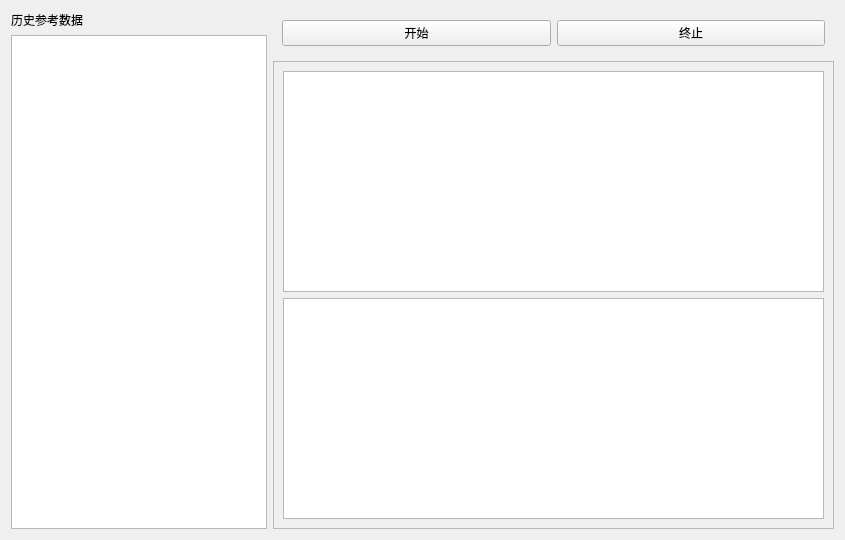
The window that new/exec/exec.ui (Joker2387089590/MIL-STD-750) describes before a commit, drawn with Qt 5.
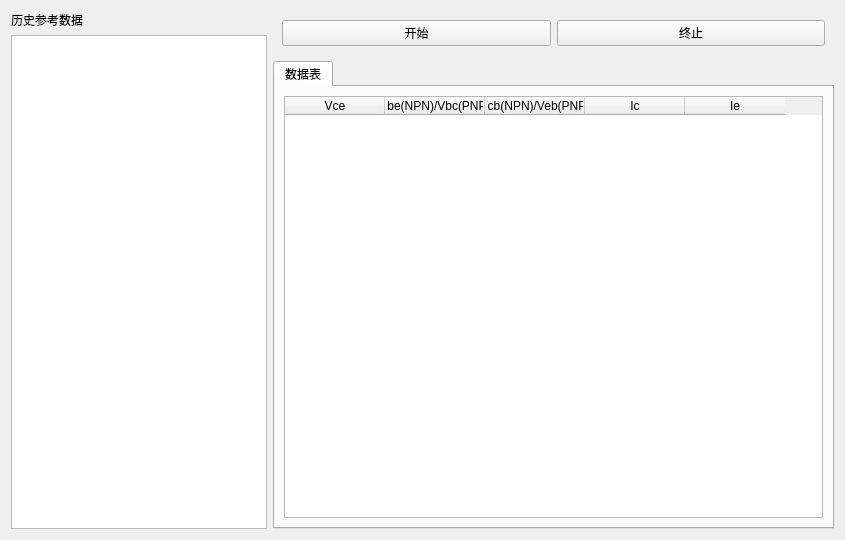
The same window after the commit. Custom widgets are drawn as their Qt base class.

Diff of the .ui file:
```diff
--- a/new/exec/exec.ui
+++ b/new/exec/exec.ui
@@ -48,25 +48,43 @@
       </widget>
      </item>
      <item>
-      <widget class="QScrollArea" name="scrollArea">
-       <property name="widgetResizable">
-        <bool>true</bool>
+      <widget class="QTabWidget" name="tabWidget">
+       <property name="currentIndex">
+        <number>0</number>
        </property>
-       <widget class="QWidget" name="scrollAreaWidgetContents">
-        <property name="geometry">
-         <rect>
-          <x>0</x>
-          <y>0</y>
-          <width>559</width>
-          <height>486</height>
-         </rect>
-        </property>
-        <layout class="QVBoxLayout" name="verticalLayout">
-         <item>
-          <widget class="QChartView" name="chartView"/>
-         </item>
-         <item>
-          <widget class="QTableWidget" name="table"/>
+       <widget class="QWidget" name="tab_2">
+        <attribute name="title">
+         <string>数据表</string>
+        </attribute>
+        <layout class="QGridLayout" name="gridLayout_2">
+         <item row="0" column="0">
+          <widget class="QTableWidget" name="table">
+           <column>
+            <property name="text">
+             <string>Vce</string>
+            </property>
+           </column>
+           <column>
+            <property name="text">
+             <string>Vbe(NPN)/Vbc(PNP)</string>
+            </property>
+           </column>
+           <column>
+            <property name="text">
+             <string>Vcb(NPN)/Veb(PNP)</string>
+            </property>
+           </column>
+           <column>
+            <property name="text">
+             <string>Ic</string>
+            </property>
+           </column>
+           <column>
+            <property name="text">
+             <string>Ie</string>
+            </property>
+           </column>
+          </widget>
          </item>
         </layout>
        </widget>
@@ -76,13 +94,6 @@
    </item>
   </layout>
  </widget>
- <customwidgets>
-  <customwidget>
-   <class>QChartView</class>
-   <extends>QGraphicsView</extends>
-   <header location="global">QChartView</header>
-  </customwidget>
- </customwidgets>
  <resources/>
  <connections/>
 </ui>
```
